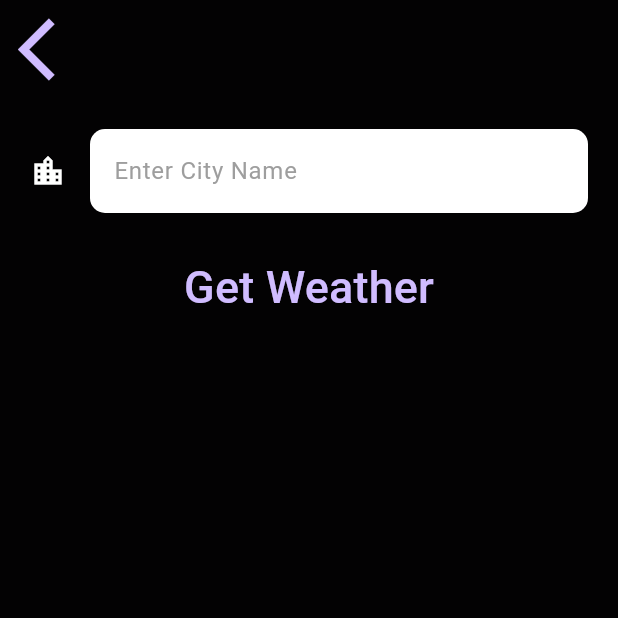
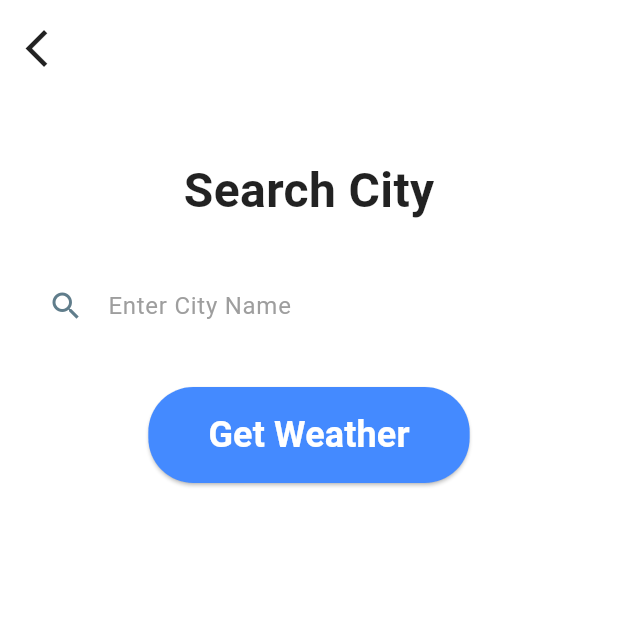
Before and after one commit to vietviet08/lab-multi-platform, a Flutter app: the CityScreen screen opened directly, on a phone screen of 412 x 824 dp, the top half of it. Run offline on Flutter 3.47's test engine with Material 3 defaults, Android fonts, the phone set to English and light mode, and no system bars; our stand-ins replace audioplayers, flutter_spinkit, font_awesome_flutter, geolocator, rflutter_alert; network calls fail; Roboto replaces fonts that are missing (Spartan MB).

Commit message:
feat(lab9): complete UI redesign featuring modern light theme, beautiful gradients, and detailed weather metrics

```diff
--- a/lab9_clima/lib/main.dart
+++ b/lab9_clima/lib/main.dart
@@ -10,7 +10,7 @@ class MyApp extends StatelessWidget {
   Widget build(BuildContext context) {
     return MaterialApp(
        debugShowCheckedModeBanner: false,
-      theme: ThemeData.dark(),
+      theme: ThemeData.light(),
       home: const LoadingScreen(),
     );
   }
--- a/lab9_clima/lib/screens/city_screen.dart
+++ b/lab9_clima/lib/screens/city_screen.dart
@@ -16,7 +16,7 @@ class _CityScreenState extends State<CityScreen> {
     return Scaffold(
       body: Container(
         decoration: const BoxDecoration(
-          color: Colors.black87,
+          color: Colors.white,
         ),
         constraints: const BoxConstraints.expand(),
         child: SafeArea(
@@ -24,21 +24,35 @@ class _CityScreenState extends State<CityScreen> {
             children: <Widget>[
               Align(
                 alignment: Alignment.topLeft,
-                child: TextButton(
-                  onPressed: () {
-                    Navigator.pop(context);
-                  },
-                  child: const Icon(
-                    Icons.arrow_back_ios,
-                    size: 50.0,
+                child: Padding(
+                  padding: const EdgeInsets.all(8.0),
+                  child: IconButton(
+                    icon: const Icon(
+                      Icons.arrow_back_ios,
+                      size: 30.0,
+                      color: Colors.black87,
+                    ),
+                    onPressed: () {
+                      Navigator.pop(context);
+                    },
                   ),
                 ),
               ),
+              const SizedBox(height: 40),
+              const Text(
+                'Search City',
+                style: TextStyle(
+                  fontSize: 32,
+                  fontWeight: FontWeight.bold,
+                  color: Colors.black87,
+                ),
+              ),
+              const SizedBox(height: 30),
               Container(
-                padding: const EdgeInsets.all(20.0),
+                padding: const EdgeInsets.symmetric(horizontal: 20.0),
                 child: TextField(
                   style: const TextStyle(
-                    color: Colors.black,
+                    color: Colors.black87,
                   ),
                   decoration: kTextFieldInputDecoration,
                   onChanged: (value) {
@@ -46,7 +60,15 @@ class _CityScreenState extends State<CityScreen> {
                   },
                 ),
               ),
-              TextButton(
+              const SizedBox(height: 30),
+              ElevatedButton(
+                style: ElevatedButton.styleFrom(
+                  backgroundColor: Colors.blueAccent,
+                  padding: const EdgeInsets.symmetric(horizontal: 40, vertical: 15),
+                  shape: RoundedRectangleBorder(
+                    borderRadius: BorderRadius.circular(30),
+                  ),
+                ),
                 onPressed: () {
                   Navigator.pop(context, cityName);
                 },
--- a/lab9_clima/lib/utilities/constants.dart
+++ b/lab9_clima/lib/utilities/constants.dart
@@ -1,30 +1,52 @@
 import 'package:flutter/material.dart';
 
-const kTempTextStyle = TextStyle(
-  fontFamily: 'Spartan MB',
-  fontSize: 70.0,
+const kCityTextStyle = TextStyle(
+  fontSize: 40.0,
+  fontWeight: FontWeight.bold,
+  color: Colors.black87,
 );
 
-const kMessageTextStyle = TextStyle(
-  fontFamily: 'Spartan MB',
-  fontSize: 45.0,
+const kTempTextStyle = TextStyle(
+  fontSize: 80.0,
+  fontWeight: FontWeight.w700,
+  color: Colors.black87,
+);
+
+const kConditionTextStyle = TextStyle(
+  fontSize: 80.0,
+);
+
+const kDescriptionTextStyle = TextStyle(
+  fontSize: 22.0,
+  fontWeight: FontWeight.w500,
+  color: Colors.black54,
+  letterSpacing: 1.2,
+);
+
+const kDetailTitleStyle = TextStyle(
+  fontSize: 16.0,
+  fontWeight: FontWeight.w400,
+  color: Colors.black54,
+);
+
+const kDetailValueStyle = TextStyle(
+  fontSize: 20.0,
+  fontWeight: FontWeight.bold,
+  color: Colors.black87,
 );
 
 const kButtonTextStyle = TextStyle(
-  fontSize: 30.0,
-  fontFamily: 'Spartan MB',
-);
-
-const kConditionTextStyle = TextStyle(
-  fontSize: 70.0,
+  fontSize: 24.0,
+  fontWeight: FontWeight.w600,
+  color: Colors.white,
 );
 
 const kTextFieldInputDecoration = InputDecoration(
   filled: true,
   fillColor: Colors.white,
-  icon: Icon(
-    Icons.location_city,
-    color: Colors.white,
+  prefixIcon: Icon(
+    Icons.search,
+    color: Colors.blueGrey,
   ),
   hintText: 'Enter City Name',
   hintStyle: TextStyle(
@@ -32,8 +54,9 @@ const kTextFieldInputDecoration = InputDecoration(
   ),
   border: OutlineInputBorder(
     borderRadius: BorderRadius.all(
-      Radius.circular(10.0),
+      Radius.circular(30.0),
     ),
     borderSide: BorderSide.none,
   ),
+  contentPadding: EdgeInsets.symmetric(vertical: 0, horizontal: 20),
 );
```
Also changed, not shown: lab9_clima/lib/screens/location_screen.dart (+119 -38 lines).
